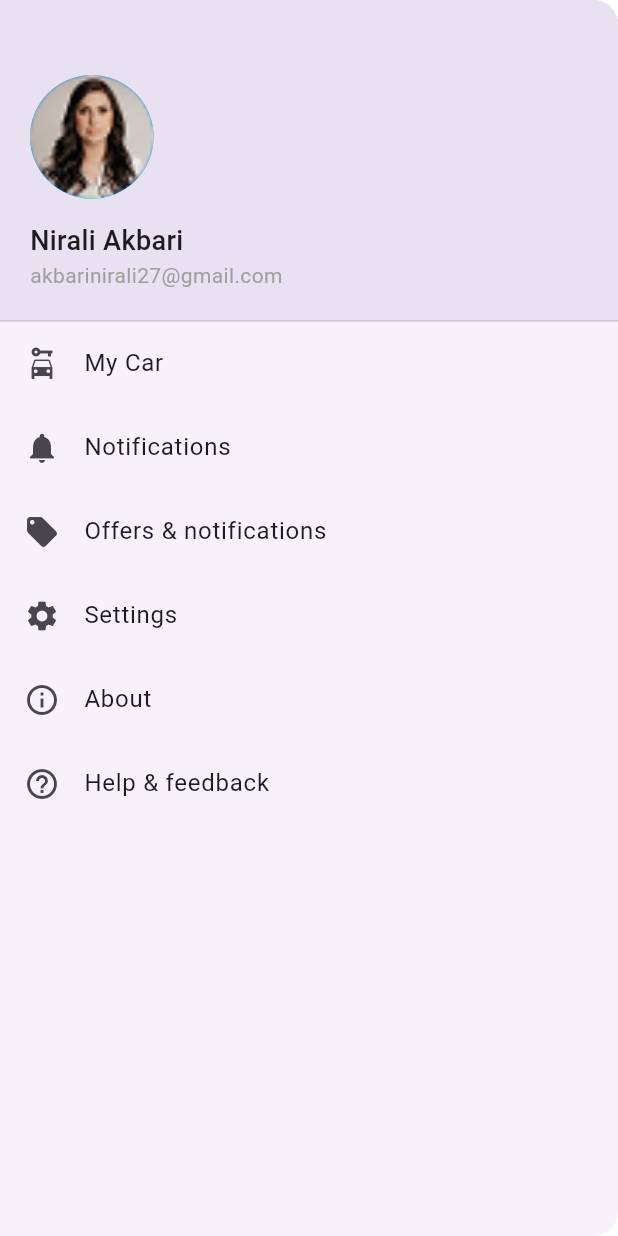
After one commit to Niralii27/car_crew, a Flutter app: the Sidenavbar screen opened by its route, on a phone screen of 412 x 824 dp. The commit adds this screen. Run offline on Flutter 3.47's test engine with Material 3 defaults, Android fonts, the phone set to English and light mode, and no system bars.

Commit message:
Add Sidebar

```diff
--- a/lib/main.dart
+++ b/lib/main.dart
@@ -1,9 +1,10 @@
+import 'package:car_crew/screens/sideNavbar.dart';
 import 'package:flutter/material.dart';
 import 'package:car_crew/screens/loginpage.dart';
 import 'package:car_crew/screens/account.dart';
 import 'package:car_crew/screens/cardetail.dart';
 import 'package:car_crew/screens/help.dart';
-import 'package:car_crew/screens/about.dart';
+import 'package:car_crew/screens/sideNavbar.dart';
 import 'package:car_crew/screens/history.dart';
 
 main() => runApp(
@@ -27,7 +28,7 @@ class myApp extends StatelessWidget {
         '/carDetails': (context) => const CarDetailPage(),
         '/help': (context) => const HelpPage(),
         '/history': (context) => const HistroyPage(),
-        '/about': (context) => const AboutUsPage(),
+        '/sideNavbar': (context) => const Sidenavbar(),
       },
     );
   }
--- a/lib/screens/bottom_nav_bar.dart
+++ b/lib/screens/bottom_nav_bar.dart
@@ -146,8 +146,8 @@ class BottomNavBar extends StatelessWidget {
       onTap: () => onItemTapped(2),
       child: AnimatedContainer(
         duration: const Duration(milliseconds: 300),
-        height: size,
-        width: size,
+        height: size * 0.90,
+        width: size * 0.90,
         decoration: BoxDecoration(
           gradient: LinearGradient(
             colors: isActive
--- /dev/null
+++ b/lib/screens/sideNavbar.dart
@@ -0,0 +1,132 @@
+import 'package:flutter/material.dart';
+
+class Sidenavbar extends StatefulWidget {
+  const Sidenavbar({Key? key}) : super(key: key);
+
+  @override
+  State<Sidenavbar> createState() => _SideNavbarState();
+}
+
+class _SideNavbarState extends State<Sidenavbar> {
+  final List<DrawerItem> menuItems = [
+    DrawerItem(title: 'My Car', icon: Icons.car_rental),
+    DrawerItem(title: 'Notifications', icon: Icons.notifications),
+    DrawerItem(title: 'Offers & notifications', icon: Icons.local_offer),
+    DrawerItem(title: 'Settings', icon: Icons.settings),
+    DrawerItem(title: 'About', icon: Icons.info_outline),
+    DrawerItem(title: 'Help & feedback', icon: Icons.help_outline),
+  ];
+
+  @override
+  Widget build(BuildContext context) {
+    // Get screen size to make the drawer responsive
+    final screenWidth = MediaQuery.of(context).size.width;
+
+    // Make drawer half the screen width, but with min and max constraints
+    final drawerWidth = screenWidth * 0.7 < 400
+        ? screenWidth * 0.7
+        : screenWidth * 0.7 > 300
+            ? 300.0
+            : screenWidth * 0.7;
+
+    return Drawer(
+      width: drawerWidth,
+      child: ListView(
+        padding: EdgeInsets.zero,
+        children: [
+          // User profile header section
+          _buildUserHeader(context),
+
+          // Divider between header and navigation items
+          const Divider(height: 1),
+
+          // Navigation items
+          ...menuItems.map((item) => _buildDrawerItem(context, item)).toList(),
+        ],
+      ),
+    );
+  }
+
+  Widget _buildUserHeader(BuildContext context) {
+    return Container(
+      padding: const EdgeInsets.only(top: 50, bottom: 20, left: 20, right: 20),
+      decoration: BoxDecoration(
+        color: Theme.of(context).primaryColor.withOpacity(0.1),
+      ),
+      child: Column(
+        crossAxisAlignment: CrossAxisAlignment.start,
+        children: [
+          // User profile image
+          // const CircleAvatar(
+          // radius: 40,
+          // backgroundColor: Colors.blue,
+          // child: Icon(
+          //   Icons.person,
+          //   size: 40,
+          //   color: Colors.white,
+          // ),
+          // You can replace the Icon with a network image like this:/
+          CircleAvatar(
+            radius:
+                MediaQuery.of(context).size.width * 0.1, // 10% of screen width
+            backgroundColor: Colors.blue,
+            backgroundImage: AssetImage('assets/profile.png'),
+          ),
+
+          const SizedBox(height: 15),
+
+          // User name
+          const Text(
+            'Nirali Akbari',
+            style: TextStyle(
+              fontSize: 18,
+              fontWeight: FontWeight.w500,
+            ),
+          ),
+
+          // User email
+          const Text(
+            'akbarinirali27@gmail.com',
+            style: TextStyle(
+              fontSize: 14,
+              color: Colors.grey,
+            ),
+          ),
+        ],
+      ),
+    );
+  }
+
+  Widget _buildDrawerItem(BuildContext context, DrawerItem item) {
+    return ListTile(
+      leading: Icon(item.icon),
+      title: Text(
+        item.title,
+        style: const TextStyle(fontSize: 16),
+      ),
+      onTap: () {
+        // Close drawer when item is tapped
+        Navigator.pop(context);
+
+        // Add your navigation logic here using setState if needed
+        // Example:
+        // setState(() {
+        //   _selectedIndex = menuItems.indexOf(item);
+        // });
+        //
+        // if (item.title == 'Settings') {
+        //   Navigator.push(context,
+        //     MaterialPageRoute(builder: (context) => SettingsScreen()));
+        // }
+      },
+    );
+  }
+}
+
+// Model class for drawer items
+class DrawerItem {
+  final String title;
+  final IconData icon;
+
+  DrawerItem({required this.title, required this.icon});
+}
--- a/lib/screens/userProfile.dart
+++ b/lib/screens/userProfile.dart
@@ -76,8 +76,8 @@ class ProfilePage extends StatelessWidget {
                     primaryBlue, '/history'),
                 optionTile(
                     context, 'Support', Icons.headset_mic, primaryBlue, ''),
-                optionTile(
-                    context, 'About Us', Icons.info, primaryBlue, '/about'),
+                optionTile(context, 'About Us', Icons.info, primaryBlue,
+                    '/sideNavbar'),
                 const SizedBox(height: 10),
                 optionTile(
                     context, 'Log out', Icons.logout, Colors.redAccent, ''),
```
Also changed, not shown: lib/screens/homecontent.dart (+41 -4 lines).
